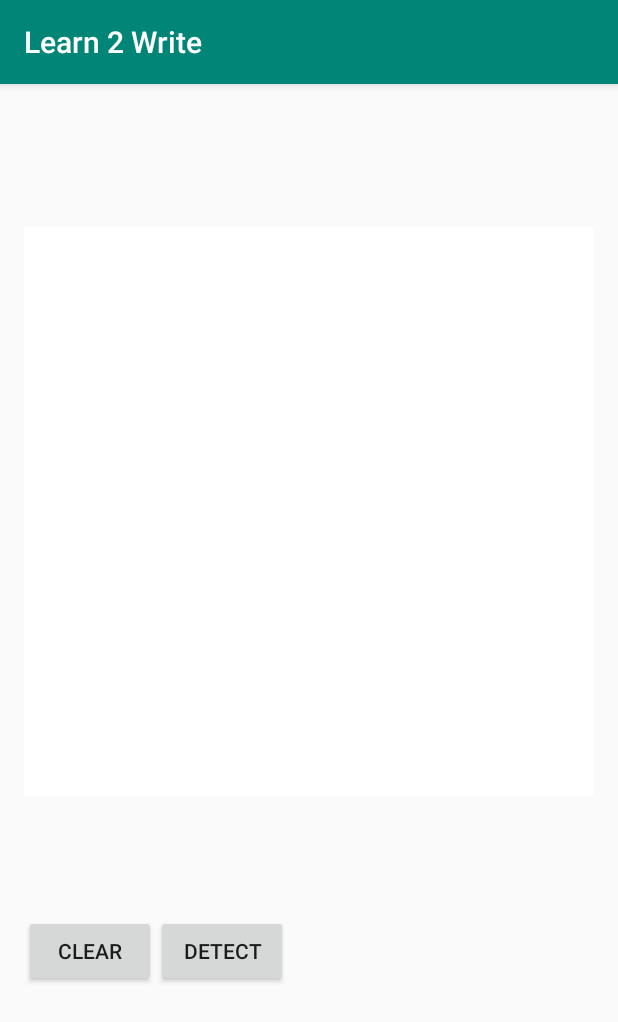
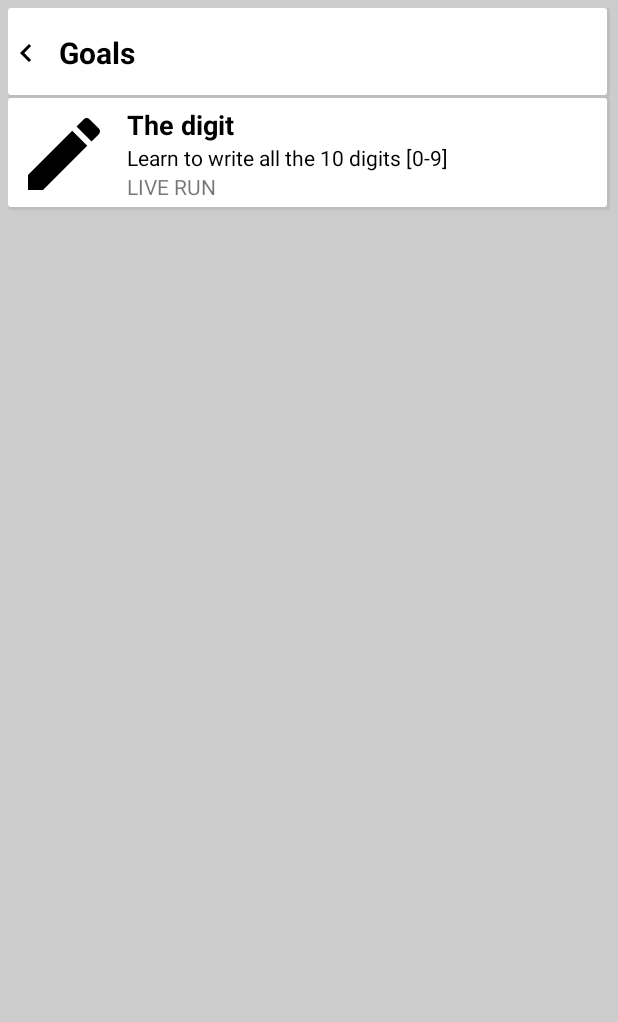
Before and after one commit to f8-education4all/education4all-android, an Android app: the screen it shows after launch (Learn2WriteActivity before the commit, Main3Activity after it), in the side drawer, after a tap on "Learn to write", on a phone screen of 412 x 824 dp. Shown: the top 1022 px of the screen. Run offline under Robolectric (Android 15) with nearby library versions, the phone set to English and light mode, and no system bars; our stand-ins replace Picasso; libraries missing offline, so code that uses them is left out: com.facebook, com.facebook.login, com.orm, jp.wasabeef.picasso; pictures from the network do not load; 14 statements that could not run were skipped.

Commit message:
path to lear to wite: learntowrite -> select a lesson stating with user visualisation

```diff
--- a/app/build.gradle
+++ b/app/build.gradle
@@ -6,7 +6,7 @@ android {
     compileSdkVersion 28
     defaultConfig {
         applicationId "com.f82019.education4all"
-        minSdkVersion 21
+        minSdkVersion 23
         targetSdkVersion 28
         versionCode 1
         versionName "1.0"
--- /dev/null
+++ b/app/src/main/java/com/f82019/education4all/Learn2WriteFragment.java
@@ -0,0 +1,87 @@
+package com.f82019.education4all;
+
+import android.app.Fragment;
+import android.content.Context;
+import android.content.Intent;
+import android.os.Bundle;
+import android.support.annotation.NonNull;
+import android.support.annotation.Nullable;
+import android.view.LayoutInflater;
+import android.view.View;
+import android.view.ViewGroup;
+import android.widget.AdapterView;
+import android.widget.ListView;
+
+import com.f82019.education4all.adapters.AchivmentAdapter;
+import com.f82019.education4all.models.Archivment;
+
+import java.util.ArrayList;
+import java.util.List;
+
+
+public class Learn2WriteFragment extends Fragment {
+
+    ListView listView;
+
+
+    public Learn2WriteFragment() {
+        // Required empty public constructor
+    }
+
+    public static Learn2WriteFragment newInstance() {
+        Learn2WriteFragment fragment = new Learn2WriteFragment();
+        Bundle args = new Bundle();
+        fragment.setArguments(args);
+        return fragment;
+    }
+
+    @Override
+    public void onCreate(Bundle savedInstanceState) {
+        super.onCreate(savedInstanceState);
+
+    }
+
+    @Override
+    public View onCreateView(LayoutInflater inflater, ViewGroup container,
+                             Bundle savedInstanceState) {
+        // Inflate the layout for this fragment
+        return inflater.inflate(R.layout.fragment_learn2_write, container, false);
+    }
+
+    @Override
+    public void onViewCreated(@NonNull View view, @Nullable Bundle savedInstanceState) {
+        super.onViewCreated(view, savedInstanceState);
+
+        listView = getView().findViewById(R.id.frag_learn2_write_listview);
+
+        List<Archivment> archivments = new ArrayList<>();
+        archivments.add(new Archivment("The digit", "Learn to write all the 10 digits [0-9]", null, 0));
+
+        AchivmentAdapter adapter = new AchivmentAdapter(getContext(), android.R.layout.simple_list_item_2, archivments);
+
+        listView.setAdapter(adapter);
+
+
+        listView.setOnItemClickListener(new AdapterView.OnItemClickListener() {
+            @Override
+            public void onItemClick(AdapterView<?> parent, View view, int position, long id) {
+                Intent intent = new Intent(getContext(), Learn2WriteActivity.class);
+                startActivity(intent);
+            }
+        });
+
+
+    }
+
+    @Override
+    public void onAttach(Context context) {
+        super.onAttach(context);
+
+    }
+
+    @Override
+    public void onDetach() {
+        super.onDetach();
+    }
+
+}
--- a/app/src/main/java/com/f82019/education4all/Main3Activity.java
+++ b/app/src/main/java/com/f82019/education4all/Main3Activity.java
@@ -1,5 +1,6 @@
 package com.f82019.education4all;
 
+import android.app.Fragment;
 import android.content.Intent;
 import android.os.Bundle;
 import android.support.annotation.Nullable;
@@ -9,6 +10,7 @@ import android.support.v4.widget.DrawerLayout;
 import android.support.v7.app.AppCompatActivity;
 import android.view.Menu;
 import android.view.MenuItem;
+import android.view.View;
 import android.widget.ImageView;
 import android.widget.TextView;
 import android.widget.Toast;
@@ -99,6 +101,19 @@ public class Main3Activity extends AppCompatActivity
             profile_img = navigationView.getHeaderView(0).findViewById(R.id.imageView_profil);
             profile_name = navigationView.getHeaderView(0).findViewById(R.id.tv_profile_name);
             profile_email = navigationView.getHeaderView(0).findViewById(R.id.tv_profil_email);
+
+            navigationView.getHeaderView(0).setOnClickListener(new View.OnClickListener() {
+                @Override
+                public void onClick(View v) {
+                    getFragmentManager()
+                            .beginTransaction()
+                            .replace(R.id.frame_container3, ProfileFragment.newInstance())
+                            .commit();
+
+                    DrawerLayout drawer = findViewById(R.id.drawer_layout);
+                    drawer.closeDrawer(GravityCompat.START);
+                }
+            });
         }
 
         nav_login  = navigationView.getMenu().findItem(R.id.nav_login);
@@ -189,8 +204,10 @@ public class Main3Activity extends AppCompatActivity
                         .commit();
                 break;
             case R.id.nav_learn_to_write:
-                intent = new Intent(Main3Activity.this, Learn2WriteActivity.class);
-                startActivity(intent);
+                getFragmentManager()
+                        .beginTransaction()
+                        .replace(R.id.frame_container3, (Fragment) Learn2WriteFragment.newInstance())
+                        .commit();
                 break;
         }
 
--- /dev/null
+++ b/app/src/main/java/com/f82019/education4all/adapters/AchivmentAdapter.java
@@ -0,0 +1,78 @@
+package com.f82019.education4all.adapters;
+
+import android.content.Context;
+import android.view.LayoutInflater;
+import android.view.View;
+import android.view.ViewGroup;
+import android.widget.ArrayAdapter;
+import android.widget.ImageView;
+import android.widget.TextView;
+
+import com.f82019.education4all.R;
+import com.f82019.education4all.models.Archivment;
+
+import java.util.List;
+import java.util.Locale;
+
+public class AchivmentAdapter extends ArrayAdapter<Archivment> {
+
+    private Context context;
+    private List<Archivment> archivments;
+    LayoutInflater inflater ;
+
+    public AchivmentAdapter( Context context, int resource,  List<Archivment> objects) {
+        super(context, resource, objects);
+
+        this.context = context;
+        this.archivments = objects;
+
+        inflater = LayoutInflater.from(context);
+    }
+
+    @Override
+    public int getCount() {
+        return super.getCount();
+    }
+
+
+    @Override
+    public Archivment getItem(int position) {
+        return super.getItem(position);
+    }
+
+
+    @Override
+    public View getView(int position,  View convertView,  ViewGroup parent) {
+        //return super.getView(position, convertView, parent);
+        ViewHolder holder;
+        if (convertView == null) {
+            holder = new ViewHolder();
+            convertView = inflater.inflate(R.layout.adapter_archivment, parent, false);
+
+            holder.img = convertView.findViewById(R.id.adapter_archivment_img);
+            holder.tv_name = convertView.findViewById(R.id.adapter_archivment_name);
+            holder.tv_desc = convertView.findViewById(R.id.adapter_archivment_desc);
+            holder.tv_status = convertView.findViewById(R.id.adapter_archivment_status);
+
+            convertView.setTag(holder);
+        } else {
+            holder = (ViewHolder) convertView.getTag();
+        }
+
+        Archivment archivment = archivments.get(position);
+
+        //holder.img.setImageResource(archivment.getLogo());
+        holder.tv_name.setText(archivment.getArchivment());
+        holder.tv_desc.setText(archivment.getDescription());
+        holder.tv_status.setText(String.format(Locale.ENGLISH, "LIVE RUN"));
+
+
+        return convertView;
+    }
+
+
+    private class ViewHolder {
+        public ImageView img;
+        public TextView tv_name, tv_desc, tv_status;
+    }
+}
--- a/app/src/main/java/com/f82019/education4all/models/Archivment.java
+++ b/app/src/main/java/com/f82019/education4all/models/Archivment.java
@@ -6,7 +6,14 @@ public class Archivment extends SugarRecord {
     private String archivment;
     private String description;
     private String goal;
-    private String logo;
+    private int logo;
+
+    public Archivment(String archivment, String description, String goal, int logo) {
+        this.archivment = archivment;
+        this.description = description;
+        this.goal = goal;
+        this.logo = logo;
+    }
 
     public String getArchivment() {
         return archivment;
@@ -32,11 +39,11 @@ public class Archivment extends SugarRecord {
         this.goal = goal;
     }
 
-    public String getLogo() {
+    public int getLogo() {
         return logo;
     }
 
-    public void setLogo(String logo) {
+    public void setLogo(int logo) {
         this.logo = logo;
     }
 
--- /dev/null
+++ b/app/src/main/res/drawable/ic_chevron_left_black_24dp.xml
@@ -0,0 +1,9 @@
+<vector xmlns:android="http://schemas.android.com/apk/res/android"
+        android:width="24dp"
+        android:height="24dp"
+        android:viewportWidth="24.0"
+        android:viewportHeight="24.0">
+    <path
+        android:fillColor="#FF000000"
+        android:pathData="M15.41,7.41L14,6l-6,6 6,6 1.41,-1.41L10.83,12z"/>
+</vector>
--- /dev/null
+++ b/app/src/main/res/drawable/shadow_frame.xml
@@ -0,0 +1,20 @@
+<?xml version="1.0" encoding="utf-8"?>
+<layer-list xmlns:android="http://schemas.android.com/apk/res/android">
+    <item>
+        <shape android:shape="rectangle">
+            <solid android:color="#CABBBBBB"/>
+            <corners android:radius="2dp" />
+        </shape>
+    </item>
+
+    <item
+        android:left="0dp"
+        android:right="2dp"
+        android:top="0dp"
+        android:bottom="2dp">
+        <shape android:shape="rectangle">
+            <solid android:color="@android:color/white"/>
+            <corners android:radius="2dp" />
+        </shape>
+    </item>
+</layer-list>
--- /dev/null
+++ b/app/src/main/res/layout/adapter_archivment.xml
@@ -0,0 +1,51 @@
+<?xml version="1.0" encoding="utf-8"?>
+<RelativeLayout xmlns:android="http://schemas.android.com/apk/res/android"
+    android:layout_width="match_parent"
+    android:layout_height="wrap_content"
+    android:background="@drawable/shadow_frame"
+    android:padding="5dp">
+
+    <TableLayout
+        android:layout_width="match_parent"
+        android:layout_height="wrap_content"
+        android:stretchColumns="1">
+        <TableRow>
+            <ImageView
+                android:layout_width="64dp"
+                android:layout_height="64dp"
+                android:id="@+id/adapter_archivment_img"
+                android:src="@drawable/ic_edit_black_24dp"/>
+
+            <LinearLayout
+                android:orientation="vertical"
+                android:paddingLeft="10dp">
+                <TextView
+                    android:id="@+id/adapter_archivment_name"
+                    android:layout_width="wrap_content"
+                    android:layout_height="wrap_content"
+                    android:text="@string/app_name"
+                    android:textColor="#000"
+                    android:textSize="18sp"
+                    android:textStyle="bold" />
+
+                <TextView
+                    android:id="@+id/adapter_archivment_desc"
+                    android:layout_width="wrap_content"
+                    android:layout_height="wrap_content"
+                    android:text="@string/app_name"
+                    android:textColor="#000" />
+
+                <TextView
+                    android:id="@+id/adapter_archivment_status"
+                    android:layout_width="wrap_content"
+                    android:layout_height="wrap_content"
+                    android:text="@string/app_name"/>
+            </LinearLayout>
+        </TableRow>
+    </TableLayout>
+
+
+
+
+
+</RelativeLayout>
--- /dev/null
+++ b/app/src/main/res/layout/fragment_learn2_write.xml
@@ -0,0 +1,42 @@
+<?xml version="1.0" encoding="utf-8"?>
+<RelativeLayout xmlns:android="http://schemas.android.com/apk/res/android"
+    xmlns:tools="http://schemas.android.com/tools"
+    android:layout_width="match_parent"
+    android:layout_height="match_parent"
+    android:background="#ccc"
+    android:padding="5dp"
+    tools:context=".Learn2WriteFragment">
+
+    <LinearLayout
+        android:layout_width="match_parent"
+        android:layout_height="60dp"
+        android:background="@drawable/shadow_frame"
+        android:orientation="horizontal">
+
+        <ImageView
+            android:layout_width="wrap_content"
+            android:layout_height="wrap_content"
+            android:src="@drawable/ic_chevron_left_black_24dp"
+            android:layout_gravity="center_vertical"/>
+
+        <TextView
+            android:layout_marginLeft="10dp"
+            android:layout_gravity="center_vertical"
+            android:layout_width="match_parent"
+            android:layout_height="wrap_content"
+            android:textSize="20sp"
+            android:textStyle="bold"
+            android:textColor="#000"
+            android:text="Goals"/>
+
+    </LinearLayout>
+
+<ListView
+    android:layout_marginTop="60dp"
+    android:layout_width="match_parent"
+    android:layout_height="wrap_content"
+    android:id="@+id/frag_learn2_write_listview"/>
+
+
+
+</RelativeLayout>
--- a/app/src/main/res/values/strings.xml
+++ b/app/src/main/res/values/strings.xml
@@ -21,4 +21,7 @@
     <string name="facebook_app_id">350901782210649</string>
     <string name="fb_login_protocol_scheme">fb350901782210649</string>
     <string name="title_activity_learn2_write">Learn 2 Write</string>
+
+    <!-- TODO: Remove or change this placeholder text -->
+    <string name="hello_blank_fragment">Hello blank fragment</string>
 </resources>
```
Also changed, not shown: app/src/main/java/com/f82019/education4all/ProfileFragment.java (added, +53 -0 lines), app/src/main/java/com/f82019/education4all/camera/Camera2BasicFragment.kt (+6 -14 lines), app/src/main/res/layout/fragment_profile.xml (added, +74 -0 lines).
